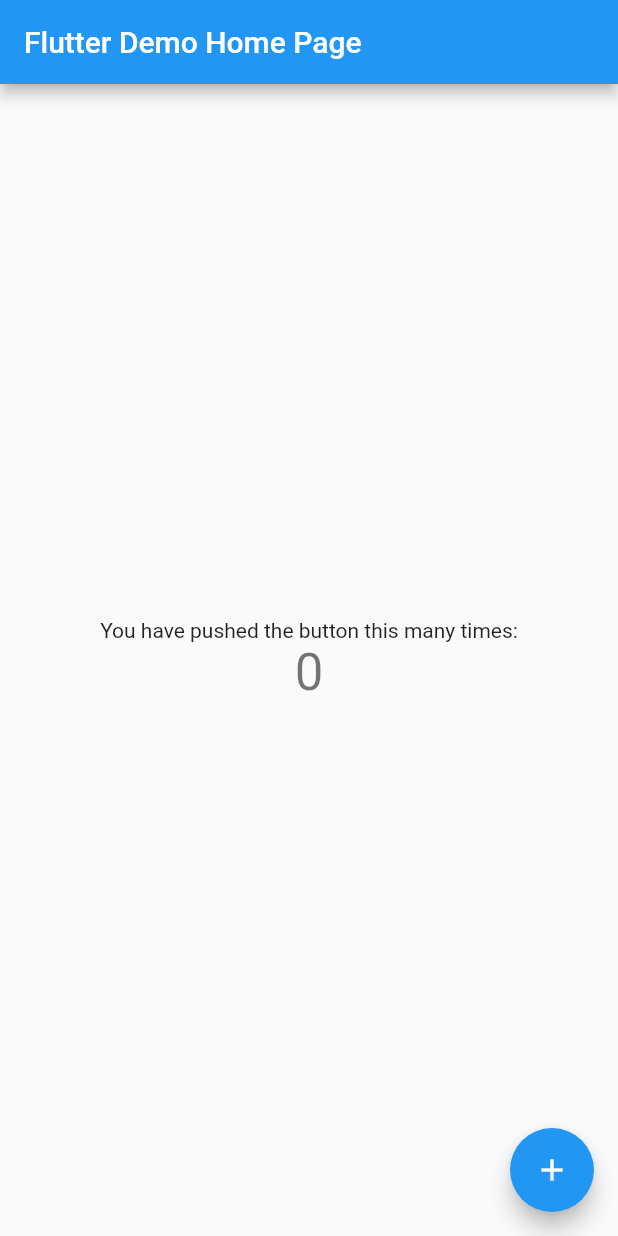
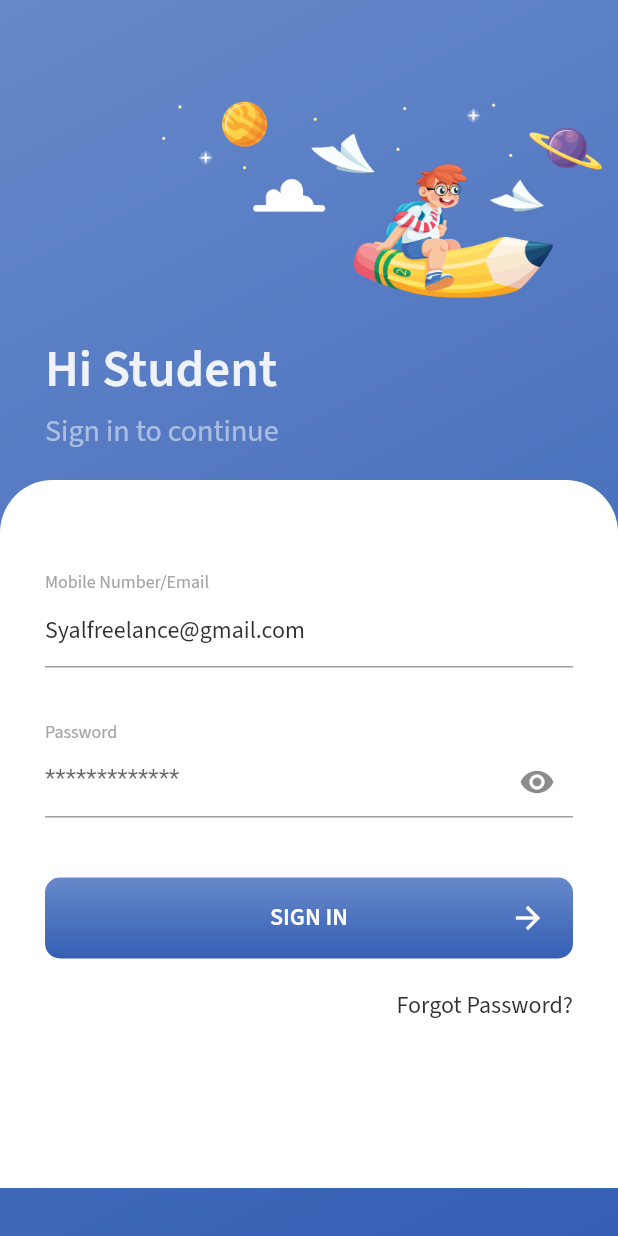
Before and after one commit to Syahro/erp_ui, a Flutter app: the screen it shows after launch, on a phone screen of 412 x 824 dp. Run offline on Flutter 3.47's test engine with Material 2 defaults, Android fonts, the phone set to English and light mode, and no system bars; our stand-ins replace google_fonts.

Commit message:
done modified loginPage style1 and add some assets or support

```diff
--- a/lib/main.dart
+++ b/lib/main.dart
@@ -1,113 +1,14 @@
+import 'package:erp_ui/pages/login_page.dart';
 import 'package:flutter/material.dart';
 
-void main() {
-  runApp(MyApp());
-}
+void main() => runApp(MyApp());
 
 class MyApp extends StatelessWidget {
-  // This widget is the root of your application.
   @override
   Widget build(BuildContext context) {
     return MaterialApp(
-      title: 'Flutter Demo',
-      theme: ThemeData(
-        // This is the theme of your application.
-        //
-        // Try running your application with "flutter run". You'll see the
-        // application has a blue toolbar. Then, without quitting the app, try
-        // changing the primarySwatch below to Colors.green and then invoke
-        // "hot reload" (press "r" in the console where you ran "flutter run",
-        // or simply save your changes to "hot reload" in a Flutter IDE).
-        // Notice that the counter didn't reset back to zero; the application
-        // is not restarted.
-        primarySwatch: Colors.blue,
-      ),
-      home: MyHomePage(title: 'Flutter Demo Home Page'),
+      debugShowCheckedModeBanner: false,
+      home: LoginPage(),
     );
   }
 }
-
-class MyHomePage extends StatefulWidget {
-  MyHomePage({Key key, this.title}) : super(key: key);
-
-  // This widget is the home page of your application. It is stateful, meaning
-  // that it has a State object (defined below) that contains fields that affect
-  // how it looks.
-
-  // This class is the configuration for the state. It holds the values (in this
-  // case the title) provided by the parent (in this case the App widget) and
-  // used by the build method of the State. Fields in a Widget subclass are
-  // always marked "final".
-
-  final String title;
-
-  @override
-  _MyHomePageState createState() => _MyHomePageState();
-}
-
-class _MyHomePageState extends State<MyHomePage> {
-  int _counter = 0;
-
-  void _incrementCounter() {
-    setState(() {
-      // This call to setState tells the Flutter framework that something has
-      // changed in this State, which causes it to rerun the build method below
-      // so that the display can reflect the updated values. If we changed
-      // _counter without calling setState(), then the build method would not be
-      // called again, and so nothing would appear to happen.
-      _counter++;
-    });
-  }
-
-  @override
-  Widget build(BuildContext context) {
-    // This method is rerun every time setState is called, for instance as done
-    // by the _incrementCounter method above.
-    //
-    // The Flutter framework has been optimized to make rerunning build methods
-    // fast, so that you can just rebuild anything that needs updating rather
-    // than having to individually change instances of widgets.
-    return Scaffold(
-      appBar: AppBar(
-        // Here we take the value from the MyHomePage object that was created by
-        // the App.build method, and use it to set our appbar title.
-        title: Text(widget.title),
-      ),
-      body: Center(
-        // Center is a layout widget. It takes a single child and positions it
-        // in the middle of the parent.
-        child: Column(
-          // Column is also a layout widget. It takes a list of children and
-          // arranges them vertically. By default, it sizes itself to fit its
-          // children horizontally, and tries to be as tall as its parent.
-          //
-          // Invoke "debug painting" (press "p" in the console, choose the
-          // "Toggle Debug Paint" action from the Flutter Inspector in Android
-          // Studio, or the "Toggle Debug Paint" command in Visual Studio Code)
-          // to see the wireframe for each widget.
-          //
-          // Column has various properties to control how it sizes itself and
-          // how it positions its children. Here we use mainAxisAlignment to
-          // center the children vertically; the main axis here is the vertical
-          // axis because Columns are vertical (the cross axis would be
-          // horizontal).
-          mainAxisAlignment: MainAxisAlignment.center,
-          children: <Widget>[
-            Text(
-              'You have pushed the button this many times:',
-            ),
-            Text(
-              '$_counter',
-              style: Theme.of(context).textTheme.headline4,
-            ),
-          ],
-        ),
-      ),
-      floatingActionButton: FloatingActionButton(
-        onPressed: _incrementCounter,
-        tooltip: 'Increment',
-        child: Icon(Icons.add),
-      ), // This trailing comma makes auto-formatting nicer for build methods.
-    );
-  }
-}
--- /dev/null
+++ b/lib/pages/login_page.dart
@@ -0,0 +1,211 @@
+import 'package:erp_ui/theme.dart';
+import 'package:flutter/cupertino.dart';
+import 'package:flutter/material.dart';
+
+class LoginPage extends StatelessWidget {
+  @override
+  Widget build(BuildContext context) {
+    return Scaffold(
+      body: SafeArea(
+        child: Stack(
+          children: [
+            Container(
+              height: double.infinity,
+              width: double.infinity,
+              decoration: BoxDecoration(
+                gradient: LinearGradient(
+                  begin: Alignment.topLeft,
+                  end: Alignment.bottomRight,
+                  colors: <Color>[
+                    lightBlueColor,
+                    darkBlueColor,
+                  ],
+                ),
+              ),
+              child: Column(
+                crossAxisAlignment: CrossAxisAlignment.start,
+                children: [
+                  Padding(
+                    padding: EdgeInsets.only(
+                      right: 10,
+                      top: 44 + 23.4,
+                    ),
+                    child: Row(
+                      mainAxisAlignment: MainAxisAlignment.end,
+                      children: [
+                        Image.asset(
+                          'assets/illustration.png',
+                          width: 294.59,
+                          height: 131.37,
+                        ),
+                      ],
+                    ),
+                  ),
+                  SizedBox(
+                    height: 23.23,
+                  ),
+                  Padding(
+                    padding: EdgeInsets.symmetric(
+                      horizontal: defaultMargin,
+                    ),
+                    child: Column(
+                      crossAxisAlignment: CrossAxisAlignment.start,
+                      children: [
+                        Text(
+                          'Hi Student',
+                          style: semiBoldTextStyle.copyWith(
+                            fontSize: 34,
+                            color: whiteColor.withOpacity(0.9),
+                          ),
+                        ),
+                        SizedBox(
+                          height: 4,
+                        ),
+                        Text(
+                          'Sign in to continue',
+                          style: regularTextStyle.copyWith(
+                            fontSize: 20,
+                            color: whiteColor.withOpacity(0.5),
+                          ),
+                        )
+                      ],
+                    ),
+                  ),
+                  SizedBox(
+                    height: 30,
+                  ),
+                ],
+              ),
+            ),
+            ListView(
+              children: [
+                SizedBox(
+                  height: 320,
+                ),
+                Container(
+                  width: double.infinity,
+                  decoration: BoxDecoration(
+                    color: whiteColor,
+                    borderRadius: BorderRadius.vertical(
+                      top: Radius.circular(35),
+                    ),
+                  ),
+                  child: Padding(
+                    padding: EdgeInsets.symmetric(
+                      horizontal: defaultMargin,
+                      vertical: 60,
+                    ),
+                    child: Column(
+                      crossAxisAlignment: CrossAxisAlignment.start,
+                      children: [
+                        Text(
+                          'Mobile Number/Email',
+                          style: regularTextStyle.copyWith(
+                            fontSize: 12,
+                            color: lightGreyColor,
+                          ),
+                        ),
+                        TextField(
+                          decoration: InputDecoration(
+                            hintText: 'Syalfreelance@gmail.com',
+                            hintStyle: regularTextStyle.copyWith(
+                              fontSize: 16,
+                              color: blackColor,
+                            ),
+                          ),
+                        ),
+                        SizedBox(
+                          height: 35,
+                        ),
+                        Text(
+                          'Password',
+                          style: regularTextStyle.copyWith(
+                            fontSize: 12,
+                            color: lightGreyColor,
+                          ),
+                        ),
+                        TextField(
+                          decoration: InputDecoration(
+                            hintText: '*************',
+                            suffixIcon: Icon(
+                              Icons.visibility,
+                            ),
+                          ),
+                        ),
+                        SizedBox(
+                          height: 40,
+                        ),
+                        Container(
+                          height: 54,
+                          width: double.infinity,
+                          decoration: BoxDecoration(
+                            gradient: LinearGradient(
+                              begin: Alignment.topCenter,
+                              end: Alignment.bottomCenter,
+                              colors: <Color>[
+                                lightBlueColor,
+                                darkBlueColor,
+                              ],
+                            ),
+                            borderRadius: BorderRadius.circular(10),
+                          ),
+                          child: Stack(
+                            children: [
+                              Center(
+                                child: Text(
+                                  'SIGN IN',
+                                  style: semiBoldTextStyle.copyWith(
+                                    fontSize: 16,
+                                    color: whiteColor,
+                                  ),
+                                ),
+                              ),
+                              Padding(
+                                padding: EdgeInsets.only(
+                                  right: 18.08,
+                                ),
+                                child: Center(
+                                  child: Row(
+                                    mainAxisAlignment: MainAxisAlignment.end,
+                                    children: [
+                                      Icon(
+                                        Icons.arrow_forward,
+                                        color: whiteColor,
+                                      ),
+                                    ],
+                                  ),
+                                ),
+                              )
+                            ],
+                          ),
+                        ),
+                        SizedBox(
+                          height: 20,
+                        ),
+                        Row(
+                          mainAxisAlignment: MainAxisAlignment.end,
+                          children: [
+                            Text(
+                              'Forgot Password?',
+                              style: regularTextStyle.copyWith(
+                                fontSize: 16,
+                                color: blackColor,
+                              ),
+                            ),
+                          ],
+                        ),
+                        SizedBox(
+                          height: 50,
+                        ),
+                      ],
+                    ),
+                  ),
+                ),
+              ],
+            )
+          ],
+        ),
+      ),
+    );
+  }
+}
--- /dev/null
+++ b/lib/theme.dart
@@ -0,0 +1,23 @@
+import 'package:flutter/material.dart';
+import 'package:google_fonts/google_fonts.dart';
+
+final double defaultMargin = 30.0;
+
+Color darkBlueColor = Color(0XFF345FB4);
+Color lightBlueColor = Color(0XFF6789CA);
+Color blackColor = Color(0XFF313131);
+Color darkGreyColor = Color(0XFF313131);
+Color lightGreyColor = Color(0XFFA5A5A5);
+Color whiteColor = Color(0XFFFFFFFF);
+
+TextStyle regularTextStyle = GoogleFonts.sourceSansPro(
+  fontWeight: FontWeight.w400,
+);
+
+TextStyle semiBoldTextStyle = GoogleFonts.sourceSansPro(
+  fontWeight: FontWeight.w600,
+);
+
+TextStyle boldTextStyle = GoogleFonts.sourceSansPro(
+  fontWeight: FontWeight.w700,
+);
```
Also changed, not shown: pubspec.yaml (+4 -12 lines), assets/illustration.png (added), pubspec.lock.
